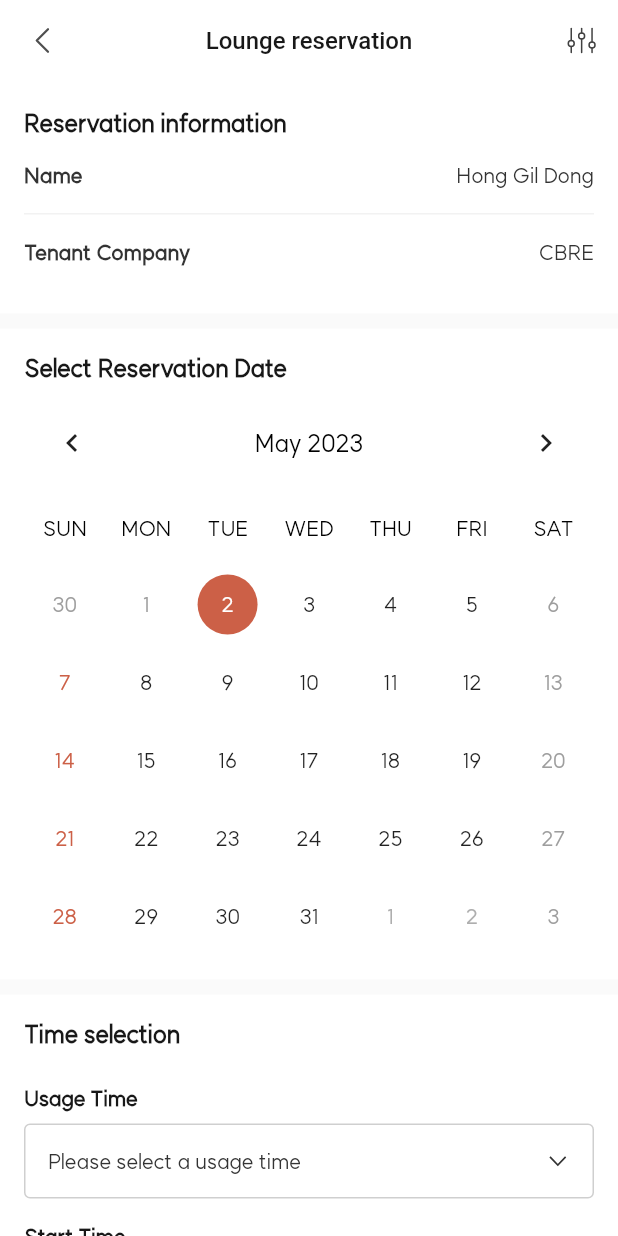
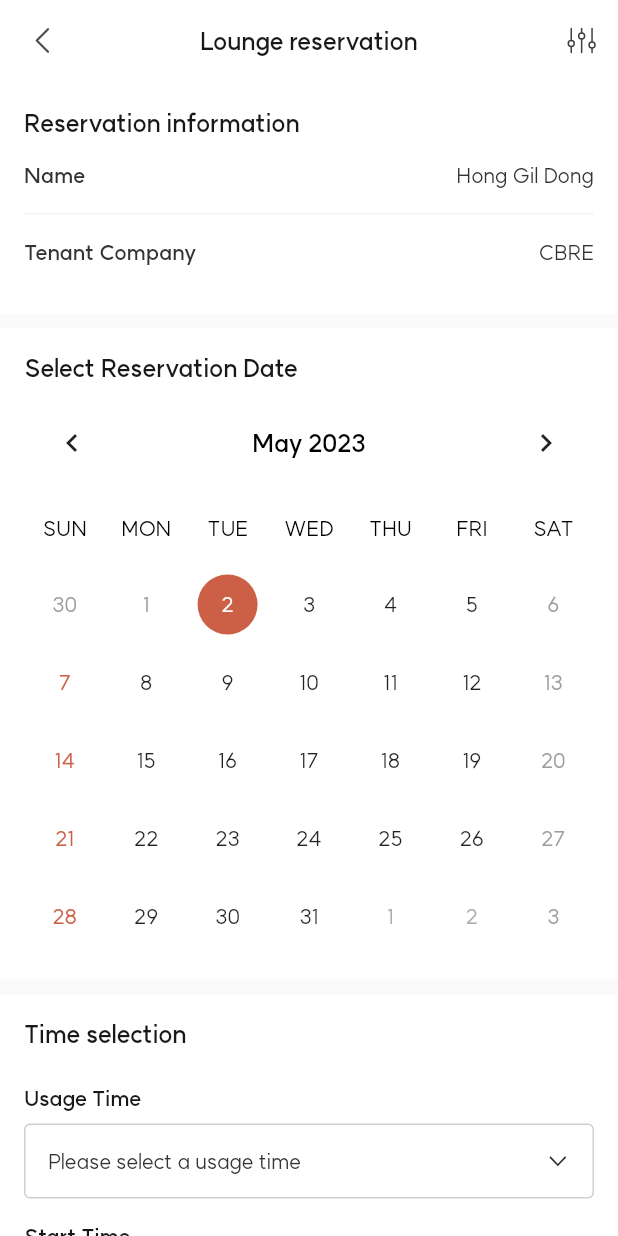
Before and after one commit to souravpanda94/Centropolis, a Flutter app: the LoungeScreen screen opened directly, after a tap on "Make a Lounge Reservation", on a phone screen of 412 x 824 dp. Run offline on Flutter 3.47's test engine with Material 2 defaults, Android fonts, the light colour scheme and no system bars; drawn by our look-alikes of table_calendar; our stand-ins replace barcode_widget, carousel_slider, easy_localization, flutter_image_slideshow, flutter_svg, fluttertoast and 1 more; missing offline and left inert: flutter_barcode_scanner; accounts and stored records are empty.

Commit message:
font weight changes

```diff
--- a/centropolis/lib/screens/common_module/findPassword.dart
+++ b/centropolis/lib/screens/common_module/findPassword.dart
@@ -26,7 +26,6 @@ class _FindPasswordState extends State<FindPassword> {
                   text: tr("IDHeading"),
                   style: const TextStyle(
                       fontFamily: 'Bold',
-                      fontWeight: FontWeight.w600,
                       fontSize: 14,
                       color: CustomColors.textColor8),
                   children: const [
@@ -79,7 +78,6 @@ class _FindPasswordState extends State<FindPassword> {
                   text: tr("email"),
                   style: const TextStyle(
                       fontFamily: 'Bold',
-                      fontWeight: FontWeight.w600,
                       fontSize: 14,
                       color: CustomColors.textColor8),
                   children: const [
--- a/centropolis/lib/screens/common_module/login.dart
+++ b/centropolis/lib/screens/common_module/login.dart
@@ -7,7 +7,6 @@ import '../../widgets/common_app_bar.dart';
 import '../../widgets/common_button.dart';
 import 'find_ID_password.dart';
 import 'signup.dart';
-
 
 class LoginScreen extends StatefulWidget {
   const LoginScreen({super.key});
@@ -144,7 +143,6 @@ class _LoginScreenState extends State<LoginScreen> {
                     tr("saveLoginInformation"),
                     style: const TextStyle(
                         fontFamily: 'Regular',
-                        fontWeight: FontWeight.w400,
                         fontSize: 14,
                         color: CustomColors.textColorBlack2),
                   )
@@ -258,6 +256,4 @@ class _LoginScreenState extends State<LoginScreen> {
       ),
     );
   }
-
-
 }
--- a/centropolis/lib/screens/home/bar_code.dart
+++ b/centropolis/lib/screens/home/bar_code.dart
@@ -1,11 +1,9 @@
 import 'package:centropolis/widgets/common_button.dart';
 import 'package:easy_localization/easy_localization.dart';
 import 'package:flutter/material.dart';
-import 'package:flutter_svg/svg.dart';
 import '../../utils/custom_colors.dart';
 import '../../utils/utils.dart';
 import '../../widgets/common_app_bar.dart';
-import '../../widgets/home_page_app_bar.dart';
 
 class BarCodeScreen extends StatefulWidget {
   const BarCodeScreen({super.key});
@@ -58,9 +56,8 @@ class _BarCodeScreenState extends State<BarCodeScreen> {
                   textAlign: TextAlign.center,
                   maxLines: 1,
                   style: const TextStyle(
-                      fontFamily: 'Regular',
+                      fontFamily: 'SemiBold',
                       fontSize: 16,
-                      fontWeight: FontWeight.w600,
                       color: CustomColors.textColorBlack2),
                 ),
               ),
@@ -71,7 +68,6 @@ class _BarCodeScreenState extends State<BarCodeScreen> {
                 style: const TextStyle(
                     fontFamily: 'Regular',
                     fontSize: 14,
-                    fontWeight: FontWeight.w400,
                     color: CustomColors.greyColor1),
               ),
               Container(
--- a/centropolis/lib/screens/home/notifications.dart
+++ b/centropolis/lib/screens/home/notifications.dart
@@ -149,9 +149,8 @@ class _NotificationScreenState extends State<NotificationScreen> {
                                 maxLines: 1,
                                 overflow: TextOverflow.ellipsis,
                                 style: const TextStyle(
-                                    fontFamily: 'Regular',
+                                    fontFamily: 'SemiBold',
                                     fontSize: 14,
-                                    fontWeight: FontWeight.w600,
                                     color: CustomColors.textColor8),
                               ),
                               Container(
@@ -168,7 +167,6 @@ class _NotificationScreenState extends State<NotificationScreen> {
                                         style: const TextStyle(
                                             fontFamily: 'Regular',
                                             fontSize: 14,
-                                            fontWeight: FontWeight.w400,
                                             color:
                                                 CustomColors.textColorBlack2),
                                       ),
@@ -183,7 +181,6 @@ class _NotificationScreenState extends State<NotificationScreen> {
                                       style: const TextStyle(
                                           fontFamily: 'Regular',
                                           fontSize: 14,
-                                          fontWeight: FontWeight.w400,
                                           color: CustomColors.textColorBlack2),
                                     ),
                                   ],
@@ -196,7 +193,6 @@ class _NotificationScreenState extends State<NotificationScreen> {
                                 style: const TextStyle(
                                     fontFamily: 'Regular',
                                     fontSize: 12,
-                                    fontWeight: FontWeight.w500,
                                     color: CustomColors.textColor3),
                               ),
                             ],
--- a/centropolis/lib/screens/tenant_service/lounge.dart
+++ b/centropolis/lib/screens/tenant_service/lounge.dart
@@ -1,8 +1,7 @@
 import 'package:easy_localization/easy_localization.dart';
 import 'package:flutter/material.dart';
 import '../../utils/custom_colors.dart';
-import '../../utils/utils.dart';
-import '../../widgets/common_app_bar.dart';
+
 import '../../widgets/common_button.dart';
 import 'lounge_reservation.dart';
 
@@ -42,9 +41,8 @@ class _LoungeScreenState extends State<LoungeScreen> {
                       Text(
                         tr("loungeTitle"),
                         style: const TextStyle(
-                            fontFamily: 'Regular',
+                            fontFamily: 'SemiBold',
                             fontSize: 14,
-                            fontWeight: FontWeight.w600,
                             color: CustomColors.buttonBackgroundColor),
                       ),
                       const SizedBox(
@@ -53,9 +51,8 @@ class _LoungeScreenState extends State<LoungeScreen> {
                       Text(
                         tr("loungeTitle"),
                         style: const TextStyle(
-                            fontFamily: 'Regular',
+                            fontFamily: 'SemiBold',
                             fontSize: 22,
-                            fontWeight: FontWeight.w600,
                             color: CustomColors.textColorBlack2),
                       ),
                       const SizedBox(
@@ -64,9 +61,8 @@ class _LoungeScreenState extends State<LoungeScreen> {
                       Text(
                         tr("operatingTime"),
                         style: const TextStyle(
-                            fontFamily: 'Regular',
+                            fontFamily: 'SemiBold',
                             fontSize: 14,
-                            fontWeight: FontWeight.w600,
                             color: CustomColors.textColor8),
                       ),
                       const SizedBox(
@@ -77,7 +73,6 @@ class _LoungeScreenState extends State<LoungeScreen> {
                         style: TextStyle(
                             fontFamily: 'Regular',
                             fontSize: 14,
-                            fontWeight: FontWeight.w400,
                             color: CustomColors.textColorBlack2),
                       ),
                       const SizedBox(
@@ -86,9 +81,8 @@ class _LoungeScreenState extends State<LoungeScreen> {
                       Text(
                         tr("availableMenu"),
                         style: const TextStyle(
-                            fontFamily: 'Regular',
+                            fontFamily: 'SemiBold',
                             fontSize: 14,
-                            fontWeight: FontWeight.w600,
                             color: CustomColors.textColor8),
                       ),
                       const SizedBox(
@@ -99,7 +93,6 @@ class _LoungeScreenState extends State<LoungeScreen> {
                         style: TextStyle(
                             fontFamily: 'Regular',
                             fontSize: 14,
-                            fontWeight: FontWeight.w400,
                             color: CustomColors.textColorBlack2),
                       ),
                       const SizedBox(
@@ -108,9 +101,8 @@ class _LoungeScreenState extends State<LoungeScreen> {
                       Text(
                         tr("loungeRental"),
                         style: const TextStyle(
-                            fontFamily: 'Regular',
+                            fontFamily: 'SemiBold',
                             fontSize: 14,
-                            fontWeight: FontWeight.w600,
                             color: CustomColors.textColor8),
                       ),
                       const SizedBox(
@@ -121,7 +113,6 @@ class _LoungeScreenState extends State<LoungeScreen> {
                         style: TextStyle(
                             fontFamily: 'Regular',
                             fontSize: 14,
-                            fontWeight: FontWeight.w400,
                             color: CustomColors.textColorBlack2),
                       ),
                       const SizedBox(
@@ -130,9 +121,8 @@ class _LoungeScreenState extends State<LoungeScreen> {
                       Text(
                         tr("inquiry"),
                         style: const TextStyle(
-                            fontFamily: 'Regular',
+                            fontFamily: 'SemiBold',
                             fontSize: 14,
-                            fontWeight: FontWeight.w600,
                             color: CustomColors.textColor8),
                       ),
                       const SizedBox(
@@ -143,7 +133,6 @@ class _LoungeScreenState extends State<LoungeScreen> {
                         style: TextStyle(
                             fontFamily: 'Regular',
                             fontSize: 14,
-                            fontWeight: FontWeight.w400,
                             color: CustomColors.textColorBlack2),
                       ),
                     ],
--- a/centropolis/lib/screens/tenant_service/lounge_reservation.dart
+++ b/centropolis/lib/screens/tenant_service/lounge_reservation.dart
@@ -68,9 +68,8 @@ class _LoungeReservationState extends State<LoungeReservation> {
                 Text(
                   tr("reservationInformation"),
                   style: const TextStyle(
-                      fontFamily: 'Regular',
+                      fontFamily: 'SemiBold',
                       fontSize: 16,
-                      fontWeight: FontWeight.w600,
                       color: CustomColors.textColor8),
                 ),
                 const SizedBox(
@@ -82,9 +81,8 @@ class _LoungeReservationState extends State<LoungeReservation> {
                     Text(
                       tr("nameLounge"),
                       style: const TextStyle(
-                          fontFamily: 'Regular',
+                          fontFamily: 'SemiBold',
                           fontSize: 14,
-                          fontWeight: FontWeight.w600,
                           color: CustomColors.textColorBlack2),
                     ),
                     const Text(
@@ -92,7 +90,6 @@ class _LoungeReservationState extends State<LoungeReservation> {
                       style: TextStyle(
                           fontFamily: 'Regular',
                           fontSize: 14,
-                          fontWeight: FontWeight.w400,
                           color: CustomColors.textColorBlack2),
                     )
                   ],
@@ -111,9 +108,8 @@ class _LoungeReservationState extends State<LoungeReservation> {
                     Text(
                       tr("tenantCompanyLounge"),
                       style: const TextStyle(
-                          fontFamily: 'Regular',
+                          fontFamily: 'SemiBold',
                           fontSize: 14,
-                          fontWeight: FontWeight.w600,
                           color: CustomColors.textColorBlack2),
                     ),
                     const Text(
@@ -121,7 +117,6 @@ class _LoungeReservationState extends State<LoungeReservation> {
                       style: TextStyle(
                           fontFamily: 'Regular',
                           fontSize: 14,
-                          fontWeight: FontWeight.w400,
                           color: CustomColors.textColorBlack2),
                     )
                   ],
@@ -146,9 +141,8 @@ class _LoungeReservationState extends State<LoungeReservation> {
                 Text(
                   tr("selectReservationDate"),
                   style: const TextStyle(
-                      fontFamily: 'Regular',
+                      fontFamily: 'SemiBold',
                       fontSize: 16,
-                      fontWeight: FontWeight.w600,
                       color: CustomColors.textColor8),
                 ),
                 const SizedBox(
@@ -168,9 +162,8 @@ class _LoungeReservationState extends State<LoungeReservation> {
                     formatButtonVisible: false,
                     titleCentered: true,
                     titleTextStyle: const TextStyle(
-                        fontFamily: 'Regular',
+                        fontFamily: 'SemiBold',
                         fontSize: 16,
-                        fontWeight: FontWeight.w500,
                         color: Colors.black),
                     titleTextFormatter: (date, locale) =>
                         DateFormat.yMMMM(locale).format(date),
@@ -207,9 +200,9 @@ class _LoungeReservationState extends State<LoungeReservation> {
                       selectedDecoration: const BoxDecoration(
                           color: Color(0xffCC6047), shape: BoxShape.circle),
                       defaultTextStyle: const TextStyle(
-                          fontFamily: 'Regular',
-                          fontSize: 14,
-                          fontWeight: FontWeight.w500)),
+                        fontFamily: 'Regular',
+                        fontSize: 14,
+                      )),
                   selectedDayPredicate: (day) {
                     if (isSameDay(day, _focusedDay)) {
                       return true;
@@ -266,9 +259,8 @@ class _LoungeReservationState extends State<LoungeReservation> {
                 Text(
                   tr("timeSelection"),
                   style: const TextStyle(
-                      fontFamily: 'Regular',
+                      fontFamily: 'SemiBold',
                       fontSize: 16,
-                      fontWeight: FontWeight.w600,
                       color: CustomColors.textColor8),
                 ),
                 const SizedBox(
@@ -277,9 +269,8 @@ class _LoungeReservationState extends State<LoungeReservation> {
                 Text(
                   tr("usageTime"),
                   style: const TextStyle(
-                      fontFamily: 'Regular',
+                      fontFamily: 'SemiBold',
                       fontSize: 14,
-                      fontWeight: FontWeight.w600,
                       color: CustomColors.textColor8),
                 ),
                 const SizedBox(
@@ -310,7 +301,6 @@ class _LoungeReservationState extends State<LoungeReservation> {
                       hintStyle: const TextStyle(
                         color: CustomColors.textColorBlack2,
                         fontSize: 14,
-                        fontWeight: FontWeight.w400,
                         fontFamily: 'Regular',
                       ),
                       suffixIcon: Padding(
@@ -344,9 +334,8 @@ class _LoungeReservationState extends State<LoungeReservation> {
                         Text(
                           tr("startTime"),
                           style: const TextStyle(
-                              fontFamily: 'Regular',
+                              fontFamily: 'SemiBold',
                               fontSize: 14,
-                              fontWeight: FontWeight.w600,
                               color: CustomColors.textColor8),
                         ),
                         const SizedBox(
@@ -379,7 +368,6 @@ class _LoungeReservationState extends State<LoungeReservation> {
                               hintStyle: const TextStyle(
                                 color: CustomColors.textColorBlack2,
                                 fontSize: 14,
-                                fontWeight: FontWeight.w400,
                                 fontFamily: 'Regular',
                               ),
                               suffixIcon: startTimeController.text.isEmpty
@@ -406,9 +394,8 @@ class _LoungeReservationState extends State<LoungeReservation> {
                         Text(
                           tr("endTime"),
                           style: const TextStyle(
-                              fontFamily: 'Regular',
+                              fontFamily: 'SemiBold',
                               fontSize: 14,
-                              fontWeight: FontWeight.w600,
                               color: CustomColors.textColor8),
                         ),
                         const SizedBox(
@@ -441,7 +428,6 @@ class _LoungeReservationState extends State<LoungeReservation> {
                               hintStyle: const TextStyle(
                                 color: CustomColors.textColorBlack2,
                                 fontSize: 14,
-                                fontWeight: FontWeight.w400,
                                 fontFamily: 'Regular',
                               ),
                               suffixIcon: endTimeController.text.isEmpty
@@ -501,7 +487,6 @@ class _LoungeReservationState extends State<LoungeReservation> {
                                         style: const TextStyle(
                                             fontFamily: 'Regular',
                                             fontSize: 14,
-                                            fontWeight: FontWeight.w400,
                                             color:
                                                 CustomColors.textColorBlack2),
                                       ),
@@ -537,7 +522,7 @@ class _LoungeReservationState extends State<LoungeReservation> {
                 Padding(
                   padding: const EdgeInsets.only(top: 16),
                   child: Row(
-                    crossAxisAlignment: CrossAxisAlignment.center,
+                    crossAxisAlignment: CrossAxisAlignment.start,
                     mainAxisAlignment: MainAxisAlignment.center,
                     children: [
                       Padding(
@@ -569,7 +554,6 @@ class _LoungeReservationState extends State<LoungeReservation> {
                           tr("loungeReservationConsent"),
                           style: const TextStyle(
                               fontFamily: 'Regular',
-                              fontWeight: FontWeight.w400,
                               fontSize: 14,
                               color: CustomColors.textColorBlack2),
                         ),
--- a/centropolis/lib/widgets/bottom_navigation.dart
+++ b/centropolis/lib/widgets/bottom_navigation.dart
@@ -1,6 +1,3 @@
-import 'package:centropolis/screens/common_module/login.dart';
-import 'package:centropolis/screens/home/bar_code.dart';
-import 'package:centropolis/widgets/home_page_app_bar.dart';
 import 'package:easy_localization/easy_localization.dart';
 import 'package:flutter/material.dart';
 import 'package:flutter_svg/svg.dart';
@@ -12,6 +9,7 @@ import '../screens/tenant_service/tenant_service.dart';
 import '../screens/visit_reservations/visit_reservations.dart';
 import '../screens/vov_application/voc_application.dart';
 import '../utils/custom_colors.dart';
+import 'home_page_app_bar.dart';
 
 class BottomNavigationScreen extends StatefulWidget {
   final int tabIndex;
@@ -46,7 +44,7 @@ class _BottomNavigationScreenState extends State<BottomNavigationScreen> {
                         Navigator.push(
                           context,
                           MaterialPageRoute(
-                            builder: (context) => const BarCodeScreen(),
+                            builder: (context) => const NotificationScreen(),
                           ),
                         );
                       }),
--- a/centropolis/lib/widgets/view_more.dart
+++ b/centropolis/lib/widgets/view_more.dart
@@ -24,7 +24,6 @@ class _ViewMoreWidgetState extends State<ViewMoreWidget> {
             style: const TextStyle(
                 fontFamily: 'Regular',
                 fontSize: 14,
-                fontWeight: FontWeight.w400,
                 color: CustomColors.textColorBlack2),
           ),
           const SizedBox(
```
Also changed, not shown: centropolis/lib/screens/common_module/findID.dart (+1 -10 lines), centropolis/lib/screens/common_module/signup.dart (+2 -29 lines), centropolis/pubspec.yaml (+21 -3 lines), centropolis/fonts/SUIT-ExtraBold.ttf (added), centropolis/fonts/SUIT-ExtraLight.ttf (added), centropolis/fonts/SUIT-Heavy.ttf (added), centropolis/fonts/SUIT-Light.ttf (added), centropolis/fonts/SUIT-Medium.ttf (added), centropolis/fonts/SUIT-SemiBold.ttf (added), centropolis/fonts/SUIT-Thin.ttf (added).
